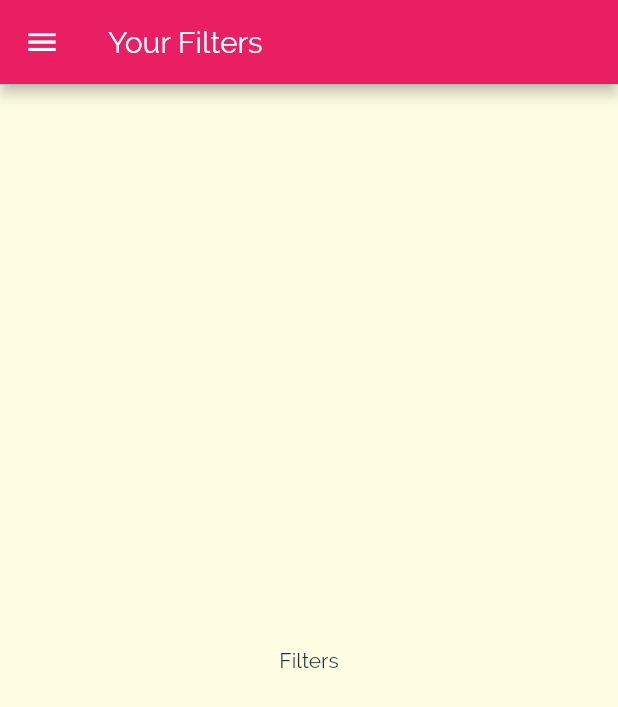
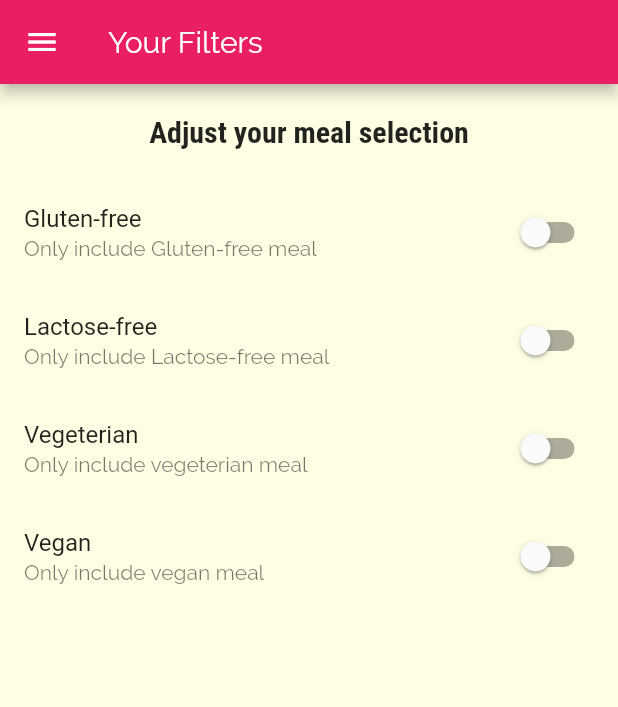
Before and after one commit to anandagr21/deli-meal, a Flutter app: the FiltersScreen screen opened by its route, on a phone screen of 412 x 824 dp. Shown: the top 707 px of the screen. Run offline on Flutter 3.47's test engine with Material 2 defaults, Android fonts, the phone set to English and light mode, and no system bars.

Commit message:
adding filter switches

```diff
--- a/lib/screens/filters_screen.dart
+++ b/lib/screens/filters_screen.dart
@@ -1,8 +1,32 @@
 import '../widgets/main_drawer.dart';
 import 'package:flutter/material.dart';
 
-class FiltersScreen extends StatelessWidget {
+class FiltersScreen extends StatefulWidget {
   static const routeName = '/filters';
+
+  @override
+  _FiltersScreenState createState() => _FiltersScreenState();
+}
+
+class _FiltersScreenState extends State<FiltersScreen> {
+  var _glutenFree = false;
+  var _vegeterian = false;
+  var _vegan = false;
+  var _lactoseFree = false;
+
+  Widget _buildSwitchListTile(
+    String title,
+    String description,
+    bool currentValue,
+    Function updateValue,
+  ) {
+    return SwitchListTile(
+      title: Text(title),
+      value: currentValue,
+      subtitle: Text(description),
+      onChanged: updateValue,
+    );
+  }
 
   @override
   Widget build(BuildContext context) {
@@ -11,8 +35,62 @@ class FiltersScreen extends StatelessWidget {
         title: Text('Your Filters'),
       ),
       drawer: MainDrawer(),
-      body: Center(
-        child: Text('Filters'),
+      body: Column(
+        children: <Widget>[
+          Container(
+            padding: EdgeInsets.all(20),
+            child: Text(
+              'Adjust your meal selection',
+              style: Theme.of(context).textTheme.title,
+            ),
+          ),
+          Expanded(
+            child: ListView(
+              children: <Widget>[
+                _buildSwitchListTile(
+                  'Gluten-free',
+                  'Only include Gluten-free meal',
+                  _glutenFree,
+                  (newValue) {
+                    setState(() {
+                      _glutenFree = newValue;
+                    });
+                  },
+                ),
+                _buildSwitchListTile(
+                  'Lactose-free',
+                  'Only include Lactose-free meal',
+                  _lactoseFree,
+                  (newValue) {
+                    setState(() {
+                      _lactoseFree = newValue;
+                    });
+                  },
+                ),
+                _buildSwitchListTile(
+                  'Vegeterian',
+                  'Only include vegeterian meal',
+                  _vegeterian,
+                  (newValue) {
+                    setState(() {
+                      _vegeterian = newValue;
+                    });
+                  },
+                ),
+                _buildSwitchListTile(
+                  'Vegan',
+                  'Only include vegan meal',
+                  _vegan,
+                  (newValue) {
+                    setState(() {
+                      _vegan = newValue;
+                    });
+                  },
+                ),
+              ],
+            ),
+          ),
+        ],
       ),
     );
   }
```
